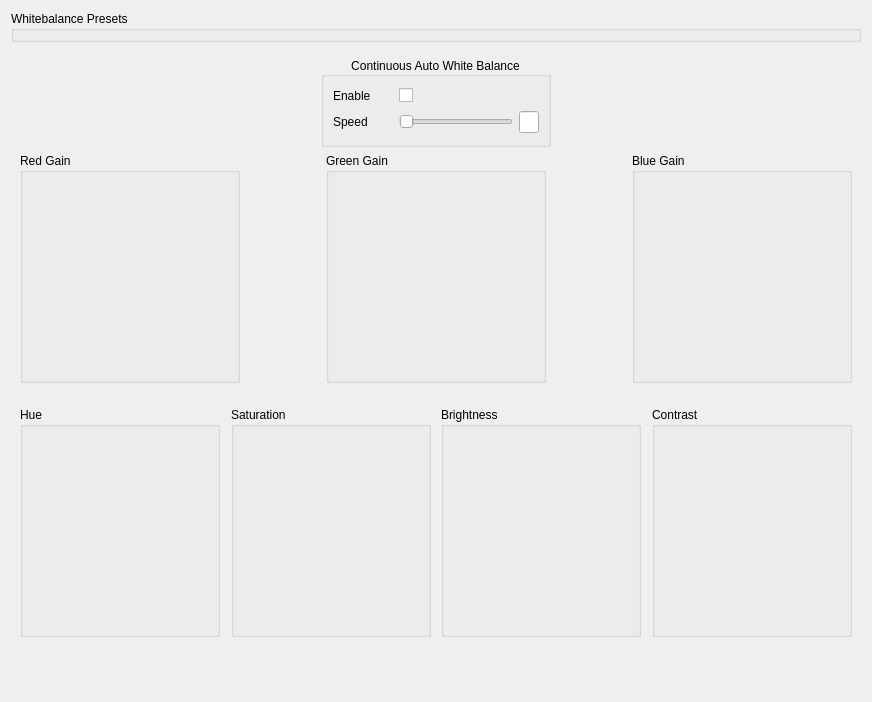
KAYA-Instruments/SDI-Control-Point, file dct_widgets/wbbox/wbbox.ui: the form before one commit.
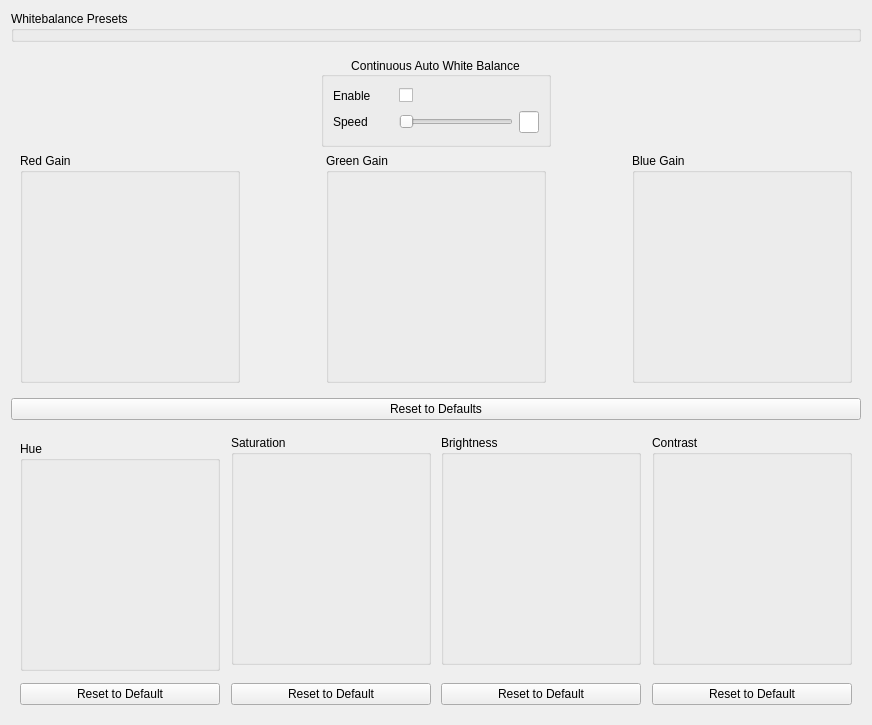
The form after the commit. Custom widgets are drawn as their Qt base class.

Commit message:
Add reset to default buttons to all parameters #45
Potentioal fix. Might need to update default values.

Diff of the .ui file:
```diff
--- a/dct_widgets/wbbox/wbbox.ui
+++ b/dct_widgets/wbbox/wbbox.ui
@@ -361,128 +361,17 @@
      </layout>
     </widget>
    </item>
+   <item>
+    <widget class="QPushButton" name="whiteBalanceResetButton">
+     <property name="text">
+      <string>Reset to Defaults</string>
+     </property>
+    </widget>
+   </item>
    <item>
     <widget class="QWidget" name="PostSettings" native="true">
-     <layout class="QHBoxLayout" name="horizontalLayout_2">
-      <item>
-       <widget class="SingleChannelKnobBox" name="Hue">
-        <property name="minimumSize">
-         <size>
-          <width>200</width>
-          <height>230</height>
-         </size>
-        </property>
-        <property name="maximumSize">
-         <size>
-          <width>200</width>
-          <height>230</height>
-         </size>
-        </property>
-        <property name="focusPolicy">
-         <enum>Qt::TabFocus</enum>
-        </property>
-        <property name="toolTip">
-         <string/>
-        </property>
-        <property name="whatsThis">
-         <string/>
-        </property>
-        <property name="title">
-         <string>Hue</string>
-        </property>
-        <property name="minimum" stdset="0">
-         <number>-128</number>
-        </property>
-        <property name="maximum" stdset="0">
-         <number>127</number>
-        </property>
-        <property name="comma" stdset="0">
-         <number>7</number>
-        </property>
-        <property name="displayMultiplier">
-         <number>90</number>
-        </property>
-        <property name="maxAngle">
-         <number>150</number>
-        </property>
-        <property name="needleImage">
-         <pixmap resource="../../resource/resource.qrc">:/images/needle/dial-pointer.png</pixmap>
-        </property>
-        <property name="backgroundImage">
-         <pixmap resource="../../resource/resource.qrc">:/images/back/dial-back-gray.png</pixmap>
-        </property>
-       </widget>
-      </item>
-      <item>
-       <spacer name="hs_3">
-        <property name="orientation">
-         <enum>Qt::Horizontal</enum>
-        </property>
-        <property name="sizeHint" stdset="0">
-         <size>
-          <width>40</width>
-          <height>20</height>
-         </size>
-        </property>
-       </spacer>
-      </item>
-      <item>
-       <widget class="SingleChannelKnobBox" name="Saturation">
-        <property name="minimumSize">
-         <size>
-          <width>200</width>
-          <height>230</height>
-         </size>
-        </property>
-        <property name="maximumSize">
-         <size>
-          <width>200</width>
-          <height>230</height>
-         </size>
-        </property>
-        <property name="focusPolicy">
-         <enum>Qt::TabFocus</enum>
-        </property>
-        <property name="toolTip">
-         <string/>
-        </property>
-        <property name="whatsThis">
-         <string/>
-        </property>
-        <property name="title">
-         <string>Saturation</string>
-        </property>
-        <property name="maximum" stdset="0">
-         <number>255</number>
-        </property>
-        <property name="comma" stdset="0">
-         <number>7</number>
-        </property>
-        <property name="maxAngle">
-         <number>150</number>
-        </property>
-        <property name="needleImage">
-         <pixmap resource="../../resource/resource.qrc">:/images/needle/dial-pointer.png</pixmap>
-        </property>
-        <property name="backgroundImage">
-         <pixmap resource="../../resource/resource.qrc">:/images/back/dial-back-gray.png</pixmap>
-        </property>
-       </widget>
-      </item>
-      <item>
-       <spacer name="hs_4">
-        <property name="orientation">
-         <enum>Qt::Horizontal</enum>
-        </property>
-        <property name="sizeHint" stdset="0">
-         <size>
-          <width>40</width>
-          <height>20</height>
-         </size>
-        </property>
-       </spacer>
-      </item>
-      <item>
+     <layout class="QGridLayout" name="gridLayout_3">
+      <item row="0" column="4">
        <widget class="SingleChannelKnobBox" name="Brightness">
         <property name="minimumSize">
          <size>
@@ -528,8 +417,8 @@
         </property>
        </widget>
       </item>
-      <item>
-       <spacer name="hs_5">
+      <item row="0" column="3">
+       <spacer name="hs_4">
         <property name="orientation">
          <enum>Qt::Horizontal</enum>
         </property>
@@ -541,7 +430,7 @@
         </property>
        </spacer>
       </item>
-      <item>
+      <item row="0" column="6">
        <widget class="SingleChannelKnobBox" name="Contrast">
         <property name="minimumSize">
          <size>
@@ -584,6 +473,152 @@
         </property>
        </widget>
       </item>
+      <item row="0" column="2">
+       <widget class="SingleChannelKnobBox" name="Saturation">
+        <property name="minimumSize">
+         <size>
+          <width>200</width>
+          <height>230</height>
+         </size>
+        </property>
+        <property name="maximumSize">
+         <size>
+          <width>200</width>
+          <height>230</height>
+         </size>
+        </property>
+        <property name="focusPolicy">
+         <enum>Qt::TabFocus</enum>
+        </property>
+        <property name="toolTip">
+         <string/>
+        </property>
+        <property name="whatsThis">
+         <string/>
+        </property>
+        <property name="title">
+         <string>Saturation</string>
+        </property>
+        <property name="maximum" stdset="0">
+         <number>255</number>
+        </property>
+        <property name="comma" stdset="0">
+         <number>7</number>
+        </property>
+        <property name="maxAngle" stdset="0">
+         <number>150</number>
+        </property>
+        <property name="needleImage" stdset="0">
+         <pixmap resource="../../resource/resource.qrc">:/images/needle/dial-pointer.png</pixmap>
+        </property>
+        <property name="backgroundImage" stdset="0">
+         <pixmap resource="../../resource/resource.qrc">:/images/back/dial-back-gray.png</pixmap>
+        </property>
+       </widget>
+      </item>
+      <item row="0" column="5">
+       <spacer name="hs_5">
+        <property name="orientation">
+         <enum>Qt::Horizontal</enum>
+        </property>
+        <property name="sizeHint" stdset="0">
+         <size>
+          <width>40</width>
+          <height>20</height>
+         </size>
+        </property>
+       </spacer>
+      </item>
+      <item row="0" column="0" rowspan="3">
+       <widget class="SingleChannelKnobBox" name="Hue">
+        <property name="minimumSize">
+         <size>
+          <width>200</width>
+          <height>230</height>
+         </size>
+        </property>
+        <property name="maximumSize">
+         <size>
+          <width>200</width>
+          <height>230</height>
+         </size>
+        </property>
+        <property name="focusPolicy">
+         <enum>Qt::TabFocus</enum>
+        </property>
+        <property name="toolTip">
+         <string/>
+        </property>
+        <property name="whatsThis">
+         <string/>
+        </property>
+        <property name="title">
+         <string>Hue</string>
+        </property>
+        <property name="minimum" stdset="0">
+         <number>-128</number>
+        </property>
+        <property name="maximum" stdset="0">
+         <number>127</number>
+        </property>
+        <property name="comma" stdset="0">
+         <number>7</number>
+        </property>
+        <property name="displayMultiplier" stdset="0">
+         <number>90</number>
+        </property>
+        <property name="maxAngle" stdset="0">
+         <number>150</number>
+        </property>
+        <property name="needleImage" stdset="0">
+         <pixmap resource="../../resource/resource.qrc">:/images/needle/dial-pointer.png</pixmap>
+        </property>
+        <property name="backgroundImage" stdset="0">
+         <pixmap resource="../../resource/resource.qrc">:/images/back/dial-back-gray.png</pixmap>
+        </property>
+       </widget>
+      </item>
+      <item row="0" column="1">
+       <spacer name="hs_3">
+        <property name="orientation">
+         <enum>Qt::Horizontal</enum>
+        </property>
+        <property name="sizeHint" stdset="0">
+         <size>
+          <width>40</width>
+          <height>20</height>
+         </size>
+        </property>
+       </spacer>
+      </item>
+      <item row="3" column="0">
+       <widget class="QPushButton" name="hueResetButton">
+        <property name="text">
+         <string>Reset to Default</string>
+        </property>
+       </widget>
+      </item>
+      <item row="3" column="2">
+       <widget class="QPushButton" name="saturationResetButton">
+        <property name="text">
+         <string>Reset to Default</string>
+        </property>
+       </widget>
+      </item>
+      <item row="3" column="4">
+       <widget class="QPushButton" name="brightnessResetButton">
+        <property name="text">
+         <string>Reset to Default</string>
+        </property>
+       </widget>
+      </item>
+      <item row="3" column="6">
+       <widget class="QPushButton" name="contrastResetButton">
+        <property name="text">
+         <string>Reset to Default</string>
+        </property>
+       </widget>
+      </item>
      </layout>
     </widget>
    </item>
```
Left out of the diff: 302 changed lines with no effect on the pictures. The commit also changes 5 other files.
